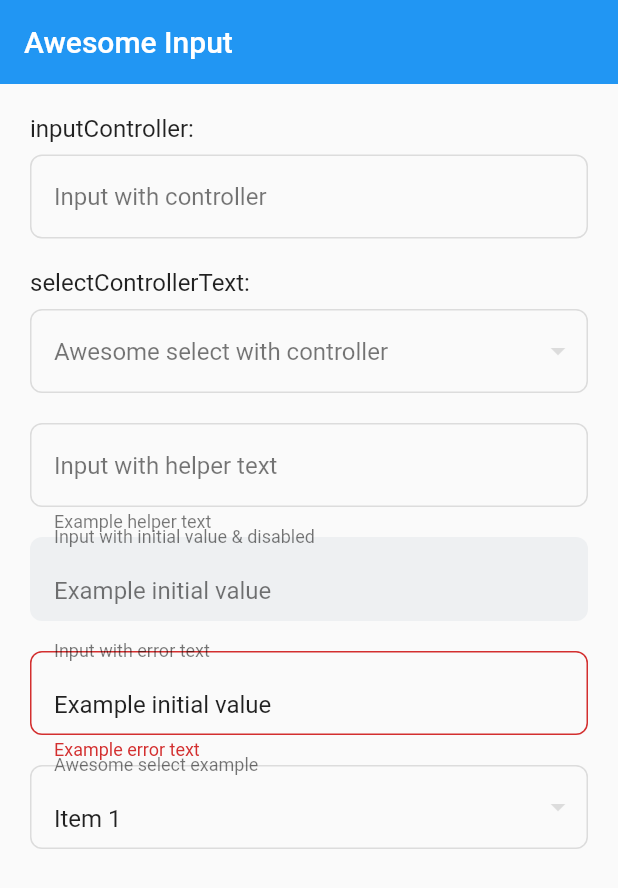
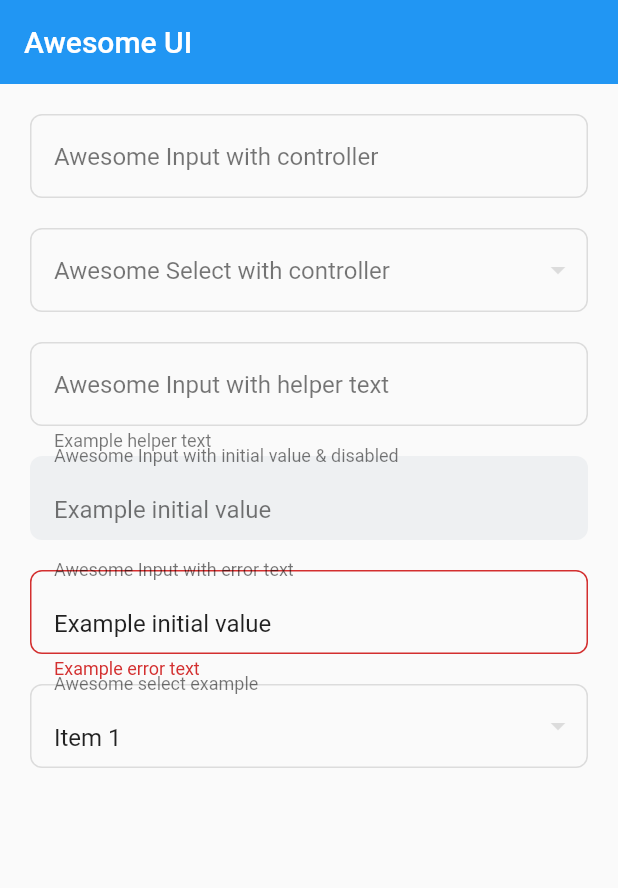
Before and after one commit to ziqq/flutter_awesome_ui, a Flutter app: the screen it shows after launch, on a phone screen of 412 x 824 dp. Shown: the top 888 px of the screen. Run offline on Flutter 3.47's test engine with Material 2 defaults, Android fonts, the phone set to English and light mode, and no system bars.

Commit message:
fix(docs & ui): update documentation & ui select controller

```diff
--- a/example/lib/main.dart
+++ b/example/lib/main.dart
@@ -50,7 +50,7 @@ class _AwesomeInputViewState extends State<AwesomeInputView> {
     return Scaffold(
       appBar: AppBar(
         elevation: 0,
-        title: Text('Awesome Input'),
+        title: Text('Awesome UI'),
       ),
       body: SingleChildScrollView(
         padding: EdgeInsets.all(20),
@@ -58,32 +58,35 @@ class _AwesomeInputViewState extends State<AwesomeInputView> {
           mainAxisAlignment: MainAxisAlignment.center,
           crossAxisAlignment: CrossAxisAlignment.start,
           children: [
-            Text('inputController: ${_inputController.text}'),
-            SizedBox(height: 8),
+            // Text('inputController: ${_inputController.text}'),
+            // SizedBox(height: 8),
             AwesomeInput(
-              labelText: 'Input with controller',
+              labelText: 'Awesome Input with controller',
               controller: _inputController,
+              textInputAction: TextInputAction.done,
             ),
-            Text('selectControllerText: ${_selectController.text}'),
-            SizedBox(height: 8),
+            // Text('selectControllerText: ${_selectController.text}'),
+            // SizedBox(height: 8),
             AwesomeSelect(
-              labelText: 'Awesome select with controller',
+              labelText: 'Awesome Select with controller',
               controller: _selectController,
               items: _selectItems,
             ),
             AwesomeInput(
-              labelText: 'Input with helper text',
+              labelText: 'Awesome Input with helper text',
               helperText: 'Example helper text',
+              textInputAction: TextInputAction.done,
             ),
             AwesomeInput(
-              labelText: 'Input with initial value & disabled',
+              labelText: 'Awesome Input with initial value & disabled',
               initialValue: 'Example initial value',
               enabled: false,
             ),
             AwesomeInput(
-              labelText: 'Input with error text',
+              labelText: 'Awesome Input with error text',
               initialValue: 'Example initial value',
               errorText: 'Example error text',
+              textInputAction: TextInputAction.done,
             ),
             AwesomeSelect(
               labelText: 'Awesome select example',
--- a/lib/src/widgets/awesome_input.dart
+++ b/lib/src/widgets/awesome_input.dart
@@ -86,12 +86,14 @@ class _AwesomeInputState extends State<AwesomeInput> {
   late double _labelOffset;
   late double _height;
 
+  double _labelOffsetEmpty = 3;
+  double _labelOffsetNotEmpty = 2.15;
+
   @override
   void initState() {
-    super.initState();
     _height = widget.height ?? AwesomeUiKitTheme.buttonSizes.large;
 
-    _labelOffset = _height / 3;
+    _labelOffset = _height / _labelOffsetEmpty;
 
     _focusNode = widget.focusNode ?? FocusNode();
     _focusNode.addListener(_focusNodeHandler);
@@ -108,8 +110,10 @@ class _AwesomeInputState extends State<AwesomeInput> {
     }
 
     if (_controller.text.isNotEmpty) {
-      _labelOffset = _height / 2.15;
+      print('LABEL_OFFSET_NOT_EMPTY');
+      _labelOffset = _height / _labelOffsetNotEmpty;
     }
+    super.initState();
   }
 
   @override
@@ -121,29 +125,31 @@ class _AwesomeInputState extends State<AwesomeInput> {
 
   void _focusNodeHandler() {
     if (widget.enabled && !widget.readOnly) {
+      print('IS_NOT_READONLY');
       if (_focusNode.hasFocus) {
         setState(() {
-          _labelOffset = _height / 2.15;
+          _labelOffset = _height / _labelOffsetNotEmpty;
         });
       }
 
       if (_controller.text.isEmpty && !_focusNode.hasFocus) {
         setState(() {
-          _labelOffset = _height / 3;
+          _labelOffset = _height / _labelOffsetEmpty;
         });
       }
     }
 
     if (widget.readOnly) {
-      if (_controller.text.isEmpty) {
-        print('3333333333333333');
+      print('IS_READONLY');
+      if (_controller.text.length > 1) {
+        print('LABEL_OFFSET_NOT_EMPTY');
         setState(() {
-          _labelOffset = _height / 3;
+          _labelOffset = _height / _labelOffsetNotEmpty;
         });
-      } else if (_controller.text.isNotEmpty) {
-        print('44444444444444444');
+      } else {
+        print('LABEL_OFFSET_EMPTY');
         setState(() {
-          _labelOffset = _height / 2.15;
+          _labelOffset = _height / _labelOffsetEmpty;
         });
       }
     }
@@ -191,10 +197,11 @@ class _AwesomeInputState extends State<AwesomeInput> {
           color: widget.debug ? Colors.blue[300] : Colors.transparent,
           child: TextFormField(
             onTap: () {
-              print(widget.readOnly);
-              if (!widget.readOnly)
+              widget.onTap?.call();
+
+              if (!widget.readOnly) {
                 FocusScope.of(context).requestFocus(_focusNode);
-              widget.onTap?.call();
+              }
             },
             key: _key,
             focusNode: _focusNode,
--- a/lib/src/widgets/awesome_select.dart
+++ b/lib/src/widgets/awesome_select.dart
@@ -50,7 +50,7 @@ class _AwesomeSelectState extends State<AwesomeSelect> {
     super.initState();
 
     if (widget.controller != null) {
-      _currentItem = _getCurrentItem(widget.controller);
+      _currentItem = _getCurrentItem(widget.controller!.text);
     }
 
     if (widget.initialValue != null) {
@@ -172,9 +172,7 @@ class _AwesomeSelectState extends State<AwesomeSelect> {
                           final bool? isValid = widget.onChanged
                               ?.call(widget.items[_tempValue!]!.value);
 
-                          if (isValid != null && isValid == false) {
-                            return;
-                          }
+                          if (isValid != null && isValid == false) return;
 
                           setState(() {
                             _controller.text = widget
@@ -183,8 +181,6 @@ class _AwesomeSelectState extends State<AwesomeSelect> {
                                 widget.items[_scrollController.selectedItem];
                             _scrollController = _setTheScrollController();
                           });
-
-                          print('controller_text: ${_controller.text}');
 
                           Navigator.pop(context, true);
                         },
```
Also changed, not shown: 1 other file.
